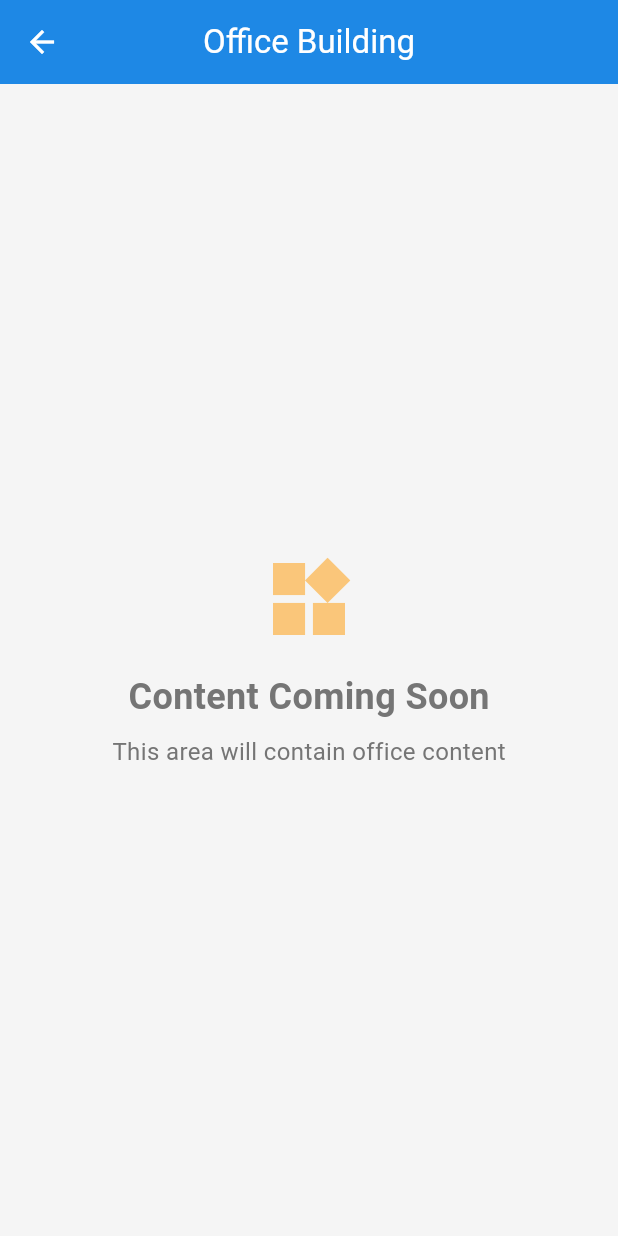
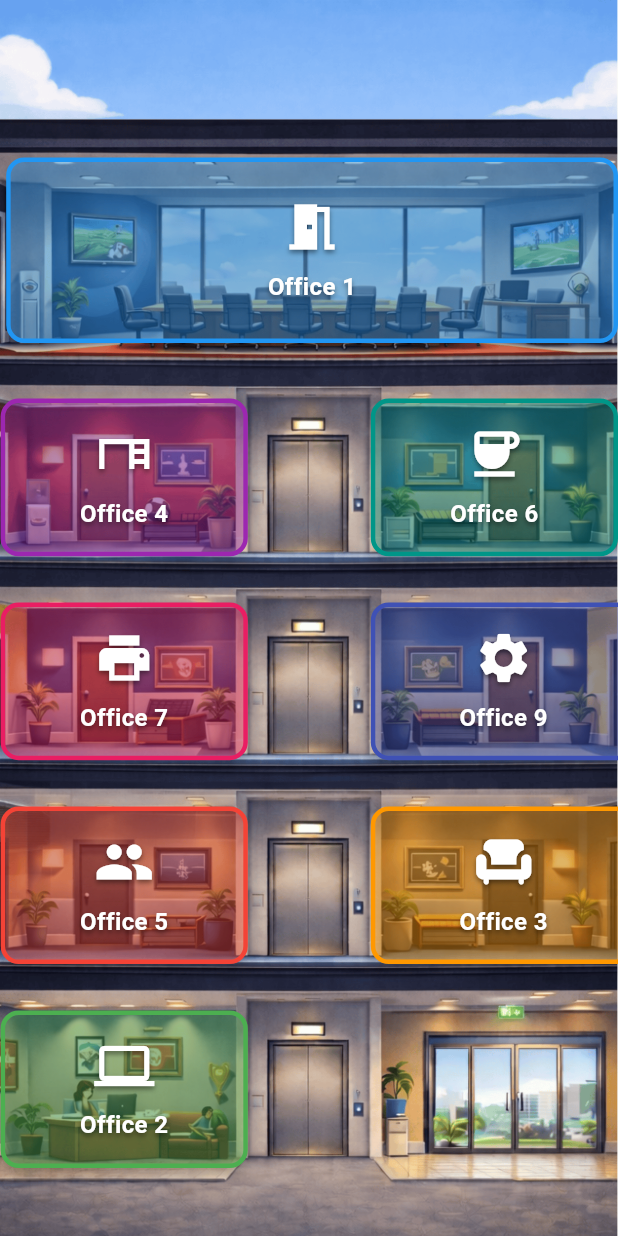
Before and after one commit to Muhammad-Azlan-74/newsapp, a Flutter app: the RightBottomZoneDetailScreen screen opened by its route, on a phone screen of 412 x 824 dp. Run offline on Flutter 3.47's test engine with Material 3 defaults, Android fonts, the phone set to English and light mode, and no system bars; our stand-ins replace app_links, dio, shared_preferences, webview_flutter; missing offline and left inert: webview_flutter_android, webview_flutter_wkwebview; accounts and stored records are empty.

Commit message:
office screen implemented

```diff
--- a/lib/core/constants/app_assets.dart
+++ b/lib/core/constants/app_assets.dart
@@ -16,6 +16,9 @@ class AppAssets {
   /// Placeholder for news articles
   static const String newsPlaceholder = 'assets/images/news_placeholder.png';
 
+  /// Main office building image
+  static const String mainOffice = 'assets/images/main_office.png';
+
   // ==================== Icons ====================
 
   /// Custom icons can be added here
--- a/lib/core/constants/marketplace_overlay_coordinates.dart
+++ b/lib/core/constants/marketplace_overlay_coordinates.dart
@@ -30,7 +30,7 @@ class MarketplaceOverlays {
   static BuildingOverlay get rightTopZone => const BuildingOverlay(
         left: 0.79,
         top: 0.2,  // Moved up from 0.10
-        width: 0.12,
+        width: 0.14,
         height: 0.35,
         label: 'Hall of Fame',
       );
@@ -42,6 +42,15 @@ class MarketplaceOverlays {
         width: 0.10,
         height: 0.50,
         label: 'Office Building',
+      );
+
+  /// Office Building 2 - Tall vertical rectangle (top left)
+  static BuildingOverlay get topLeftOffice => const BuildingOverlay(
+        left: 0.07,
+        top: 0.05,
+        width: 0.12,
+        height: 0.19,
+        label: 'Office Building 2',
       );
 
   /// News Stall - Small circular button (bottom right corner)
@@ -59,6 +68,7 @@ class MarketplaceOverlays {
     'Training Ground': true, // Circular
     'Hall of Fame': false, // Rectangular
     'Office Building': false, // Rectangular
+    'Office Building 2': false, // Rectangular
     'News Stall': true, // Circular
   };
 
@@ -68,6 +78,7 @@ class MarketplaceOverlays {
     'Training Ground': Colors.blue,
     'Hall of Fame': Colors.teal,
     'Office Building': Colors.orange,
+    'Office Building 2': Colors.amber,
     'News Stall': Colors.pink,
   };
 
@@ -77,6 +88,7 @@ class MarketplaceOverlays {
     'Training Ground': Icons.hub,
     'Hall of Fame': Icons.category,
     'Office Building': Icons.widgets,
+    'Office Building 2': Icons.business,
     'News Stall': Icons.touch_app,
   };
 
@@ -86,6 +98,7 @@ class MarketplaceOverlays {
         centerHub,
         rightTopZone,
         rightBottomZone,
+        topLeftOffice,
         bottomRightAction,
       ];
 
--- /dev/null
+++ b/lib/core/constants/office_overlay_coordinates.dart
@@ -0,0 +1,161 @@
+import 'package:flutter/material.dart';
+import 'package:newsapp/shared/widgets/building_overlay.dart';
+
+/// Office Building overlay coordinates configuration
+///
+/// Defines the positions and properties of all interactive overlay areas
+/// on the office building screen using normalized coordinates (0.0-1.0)
+class OfficeOverlays {
+  OfficeOverlays._(); // Private constructor to prevent instantiation
+
+  /// Office Area 1 - Top Left
+  static BuildingOverlay get area1 => const BuildingOverlay(
+        left: 0.01,
+        top: 0.17,
+        width: 0.99,
+        height: 0.20,
+        label: 'Office 1',
+      );
+
+  /// Office Area 2 - Top Center
+  static BuildingOverlay get area2 => const BuildingOverlay(
+        left: 0.001,
+        top: 1.09,
+        width: 0.4,
+        height: 0.17,
+        label: 'Office 2',
+      );
+
+  /// Office Area 3 - Top Right
+  static BuildingOverlay get area3 => const BuildingOverlay(
+    left: 0.60,
+    top: 0.87,
+    width: 0.43,
+    height: 0.17,
+    label: 'Office 3',
+      );
+
+  /// Office Area 4 - Middle Left
+  static BuildingOverlay get area4 => const BuildingOverlay(
+        left: 0.001,
+        top: 0.43,
+        width: 0.40,
+        height: 0.17,
+        label: 'Office 4',
+      );
+
+  /// Office Area 5 - Middle Center
+  static BuildingOverlay get area5 => const BuildingOverlay(
+    left: 0.001,
+    top: 0.87,
+    width: 0.4,
+    height: 0.17,
+        label: 'Office 5',
+      );
+
+  /// Office Area 6 - Middle Right
+  static BuildingOverlay get area6 => const BuildingOverlay(
+        left: 0.60,
+        top: 0.43,
+        width: 0.4,
+        height: 0.17,
+        label: 'Office 6',
+      );
+
+  /// Office Area 7 - Bottom Left
+  static BuildingOverlay get area7 => const BuildingOverlay(
+        left: 0.001,
+        top: 0.65,
+        width: 0.4,
+        height: 0.17,
+        label: 'Office 7',
+      );
+
+  /// Office Area 8 - Bottom Center
+  static BuildingOverlay get area8 => const BuildingOverlay(
+        left: 0.6,
+    top: 1.09,
+    width: 0.43,
+    height: 0.17,
+        label: 'Office 8',
+      );
+
+  /// Office Area 9 - Bottom Right
+  static BuildingOverlay get area9 => const BuildingOverlay(
+        left: 0.60,
+        top: 0.65,
+        width: 0.43,
+        height: 0.17,
+        label: 'Office 9',
+      );
+
+  /// Map of overlay names to their circular/rectangular shape
+  static const Map<String, bool> shapeMap = {
+    'Office 1': false, // Rectangular
+    'Office 2': false, // Rectangular
+    'Office 3': false, // Rectangular
+    'Office 4': false, // Rectangular
+    'Office 5': false, // Rectangular
+    'Office 6': false, // Rectangular
+    'Office 7': false, // Rectangular
+    'Office 8': false, // Rectangular
+    'Office 9': false, // Rectangular
+  };
+
+  /// Map of overlay names to their colors
+  static const Map<String, Color> colorMap = {
+    'Office 1': Colors.blue,
+    'Office 2': Colors.green,
+    'Office 3': Colors.orange,
+    'Office 4': Colors.purple,
+    'Office 5': Colors.red,
+    'Office 6': Colors.teal,
+    'Office 7': Colors.pink,
+    'Office 8': Colors.amber,
+    'Office 9': Colors.indigo,
+  };
+
+  /// Map of overlay names to their icons
+  static const Map<String, IconData> iconMap = {
+    'Office 1': Icons.meeting_room,
+    'Office 2': Icons.computer,
+    'Office 3': Icons.chair,
+    'Office 4': Icons.desk,
+    'Office 5': Icons.people,
+    'Office 6': Icons.coffee,
+    'Office 7': Icons.print,
+    'Office 8': Icons.local_library,
+    'Office 9': Icons.settings,
+  };
+
+  /// Get all overlays as a list
+  static List<BuildingOverlay> get all => [
+        area1,
+        area2,
+        area3,
+        area4,
+        area5,
+        area6,
+        area7,
+        area8,
+        area9,
+      ];
+
+  /// Check if an overlay should be circular
+  static bool isCircular(String? label) {
+    if (label == null) return false;
+    return shapeMap[label] ?? false;
+  }
+
+  /// Get the color for an overlay
+  static Color getColor(String? label) {
+    if (label == null) return Colors.grey;
+    return colorMap[label] ?? Colors.grey;
+  }
+
+  /// Get the icon for an overlay
+  static IconData getIcon(String? label) {
+    if (label == null) return Icons.help_outline;
+    return iconMap[label] ?? Icons.help_outline;
+  }
+}
--- a/lib/features/auth/presentation/pages/select_team_screen.dart
+++ b/lib/features/auth/presentation/pages/select_team_screen.dart
@@ -31,10 +31,10 @@ class _SelectTeamScreenState extends State<SelectTeamScreen> {
   bool _isLoading = false;
 
   final List<Map<String, dynamic>> _teams = [
-    {'name': 'Team A', 'color': Colors.red, 'icon': Icons.group},
-    {'name': 'Team B', 'color': Colors.blue, 'icon': Icons.group},
-    {'name': 'Team C', 'color': Colors.green, 'icon': Icons.group},
-    {'name': 'Team D', 'color': Colors.orange, 'icon': Icons.group},
+    {'name': 'Kansas City', 'color': Colors.red, 'icon': Icons.group},
+    {'name': 'Denver', 'color': Colors.blue, 'icon': Icons.group},
+    {'name': 'Las Vegas', 'color': Colors.green, 'icon': Icons.group},
+    {'name': 'Los Angeles', 'color': Colors.orange, 'icon': Icons.group},
   ];
 
   Future<void> _handleNext() async {
--- a/lib/features/marketplace/presentation/pages/left_zone_detail_screen.dart
+++ b/lib/features/marketplace/presentation/pages/left_zone_detail_screen.dart
@@ -28,11 +28,7 @@ class _LeftZoneDetailScreenState extends State<LeftZoneDetailScreen> {
       final icon = SocialBarOverlays.getIcon(label);
 
       return overlay.copyWith(
-        customWidget: InteractiveOverlayArea(
-          overlay: overlay,
-          isCircular: isCircular,
-          color: color,
-          icon: icon,
+        customWidget: GestureDetector(
           onTap: () {
             // Handle tap for each overlay
             switch (label) {
@@ -79,6 +75,9 @@ class _LeftZoneDetailScreenState extends State<LeftZoneDetailScreen> {
                 );
             }
           },
+          child: Container(
+            color: Colors.transparent,
+          ),
         ),
       );
     }).toList();
--- a/lib/features/marketplace/presentation/pages/marketplace_screen.dart
+++ b/lib/features/marketplace/presentation/pages/marketplace_screen.dart
@@ -48,6 +48,9 @@ class _MarketplaceScreenState extends State<MarketplaceScreen> {
         case 'Office Building':
           route = AppRoutes.rightBottomZoneDetail;
           break;
+        case 'Office Building 2':
+          route = AppRoutes.rightBottomZoneDetail;
+          break;
         case 'News Stall':
           route = AppRoutes.bottomRightActionDetail;
           break;
@@ -56,12 +59,11 @@ class _MarketplaceScreenState extends State<MarketplaceScreen> {
       }
 
       return overlay.copyWith(
-        customWidget: InteractiveOverlayArea(
-          overlay: overlay,
-          isCircular: isCircular,
-          color: color,
-          icon: icon,
+        customWidget: GestureDetector(
           onTap: () => Navigator.pushNamed(context, route),
+          child: Container(
+            color: Colors.transparent,
+          ),
         ),
       );
     }).toList();
--- a/lib/features/marketplace/presentation/pages/right_bottom_zone_detail_screen.dart
+++ b/lib/features/marketplace/presentation/pages/right_bottom_zone_detail_screen.dart
@@ -1,46 +1,119 @@
 import 'package:flutter/material.dart';
-import 'package:newsapp/app/theme/app_colors.dart';
+import 'package:newsapp/core/constants/app_assets.dart';
+import 'package:newsapp/core/constants/office_overlay_coordinates.dart';
+import 'package:newsapp/shared/widgets/building_overlay.dart';
+import 'package:newsapp/features/marketplace/presentation/widgets/interactive_overlay_area.dart';
 
 /// Office Building Detail Screen
 ///
-/// Placeholder screen for office building overlay area
+/// Displays the main office building image with interactive overlays
 class RightBottomZoneDetailScreen extends StatelessWidget {
   const RightBottomZoneDetailScreen({super.key});
+
+  /// Build the list of interactive overlays
+  List<Widget> _buildOverlays(BuildContext context, double imageWidth, double imageHeight) {
+    final overlays = OfficeOverlays.all;
+
+    return overlays.map((overlay) {
+      final label = overlay.label;
+      final isCircular = OfficeOverlays.isCircular(label);
+      final color = OfficeOverlays.getColor(label);
+      final icon = OfficeOverlays.getIcon(label);
+
+      // Convert normalized coordinates to actual pixel positions
+      final left = overlay.left * imageWidth;
+      final top = overlay.top * imageHeight;
+      final width = overlay.width * imageWidth;
+      final height = overlay.height * imageHeight;
+
+      return Positioned(
+        left: left,
+        top: top,
+        width: width,
+        height: height,
+        child: label == 'Office 8'
+            ? GestureDetector(
+                onTap: () => Navigator.of(context).pop(),
+                child: Container(
+                  color: Colors.transparent,
+                ),
+              )
+            : InteractiveOverlayArea(
+                overlay: overlay,
+                isCircular: isCircular,
+                color: color,
+                icon: icon,
+                onTap: () {
+                  // Other offices show a dialog
+                  showDialog(
+                    context: context,
+                    builder: (context) => AlertDialog(
+                      title: Text(label ?? 'Office Area'),
+                      content: const Text('Overlay tapped!'),
+                      actions: [
+                        TextButton(
+                          onPressed: () => Navigator.of(context).pop(),
+                          child: const Text('Close'),
+                        ),
+                      ],
+                    ),
+                  );
+                },
+              ),
+      );
+    }).toList();
+  }
 
   @override
   Widget build(BuildContext context) {
     return Scaffold(
-      appBar: AppBar(
-        title: const Text('Office Building'),
-        backgroundColor: AppColors.primary,
-        foregroundColor: AppColors.white,
-      ),
-      body: Center(
+      backgroundColor: Colors.white,
+      body: SingleChildScrollView(
+        child: LayoutBuilder(
+          builder: (context, constraints) {
+            // Get screen width
+            final screenWidth = MediaQuery.of(context).size.width;
+
+            return Stack(
+              children: [
+                // Background image
+                Image.asset(
+                  AppAssets.mainOffice,
+                  width: screenWidth,
+                  fit: BoxFit.fitWidth,
+                  errorBuilder: (context, error, stackTrace) {
+                    return Container(
+                      height: MediaQuery.of(context).size.height,
+                      color: Colors.white,
+                      child: Center(
                         child: Column(
                           mainAxisAlignment: MainAxisAlignment.center,
                           children: [
-            Icon(
-              Icons.widgets,
-              size: 64,
-              color: Colors.orange.withOpacity(0.5),
-            ),
+                            const Icon(Icons.error, size: 64, color: Colors.red),
                             const SizedBox(height: 16),
-            const Text(
-              'Content Coming Soon',
-              style: TextStyle(
-                fontSize: 24,
-                fontWeight: FontWeight.bold,
+                            Text('Error loading image: $error'),
+                          ],
                         ),
                       ),
-            const SizedBox(height: 8),
-            Text(
-              'This area will contain office content',
-              style: TextStyle(
-                fontSize: 16,
-                color: AppColors.textSecondary,
+                    );
+                  },
+                  // Get image dimensions when loaded
+                  frameBuilder: (context, child, frame, wasSynchronouslyLoaded) {
+                    if (wasSynchronouslyLoaded) {
+                      return child;
+                    }
+                    return AnimatedOpacity(
+                      opacity: frame == null ? 0 : 1,
+                      duration: const Duration(milliseconds: 300),
+                      child: child,
+                    );
+                  },
                 ),
-            ),
+                // Overlays positioned on the image
+                ..._buildOverlays(context, screenWidth, screenWidth * 1.5), // Adjust ratio based on your image
               ],
+            );
+          },
         ),
       ),
     );
--- a/lib/shared/widgets/building_overlay.dart
+++ b/lib/shared/widgets/building_overlay.dart
@@ -46,7 +46,7 @@ class BuildingOverlay {
     this.borderColor,
     this.borderWidth = 2.0,
   }) : assert(left >= 0.0 && left <= 1.0),
-       assert(top >= 0.0 && top <= 1.0),
+       assert(top >= 0.0),
        assert(width > 0.0 && width <= 1.0),
        assert(height > 0.0 && height <= 1.0);
 
--- a/lib/shared/widgets/glassy_button.dart
+++ b/lib/shared/widgets/glassy_button.dart
@@ -50,7 +50,7 @@ class GlassyButton extends StatelessWidget {
                             height: 20,
                             width: 20,
                             child: CircularProgressIndicator(
-                              color: Colors.white,
+                              color: Colors.black,
                               strokeWidth: 2,
                             ),
                           ),
@@ -60,13 +60,13 @@ class GlassyButton extends StatelessWidget {
                           mainAxisAlignment: MainAxisAlignment.center,
                           children: [
                             if (icon != null) ...[
-                              Icon(icon, color: Colors.white, size: 20),
+                              Icon(icon, color: Colors.black, size: 20),
                               const SizedBox(width: 8),
                             ],
                             Text(
                               text,
                               style: const TextStyle(
-                                color: Colors.white,
+                                color: Colors.black,
                                 fontWeight: FontWeight.bold,
                                 fontSize: 16,
                               ),
```
Also changed, not shown: assets/images/main_office.png (added). Lines whose indentation alone changed are shown as unchanged.
